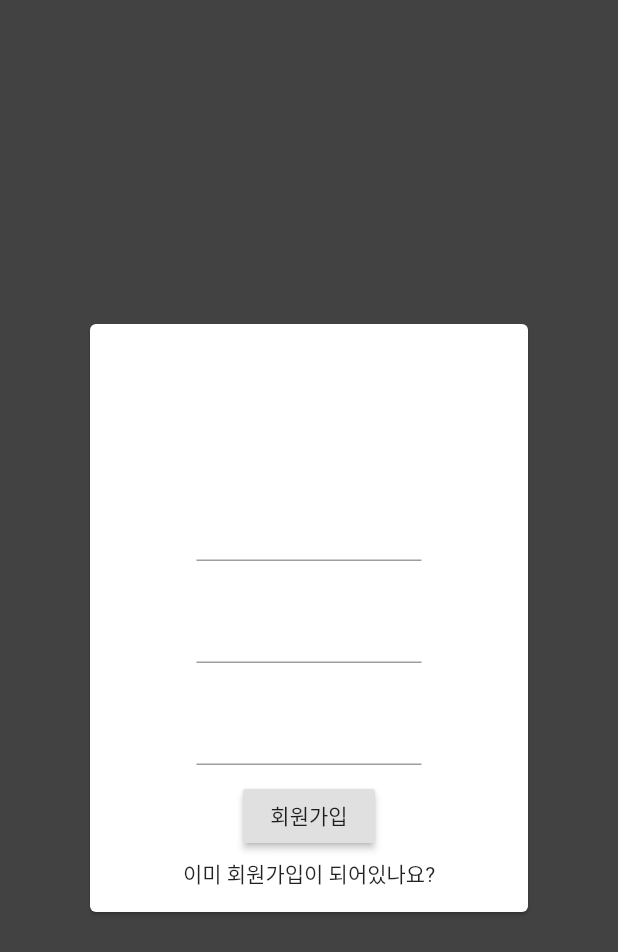
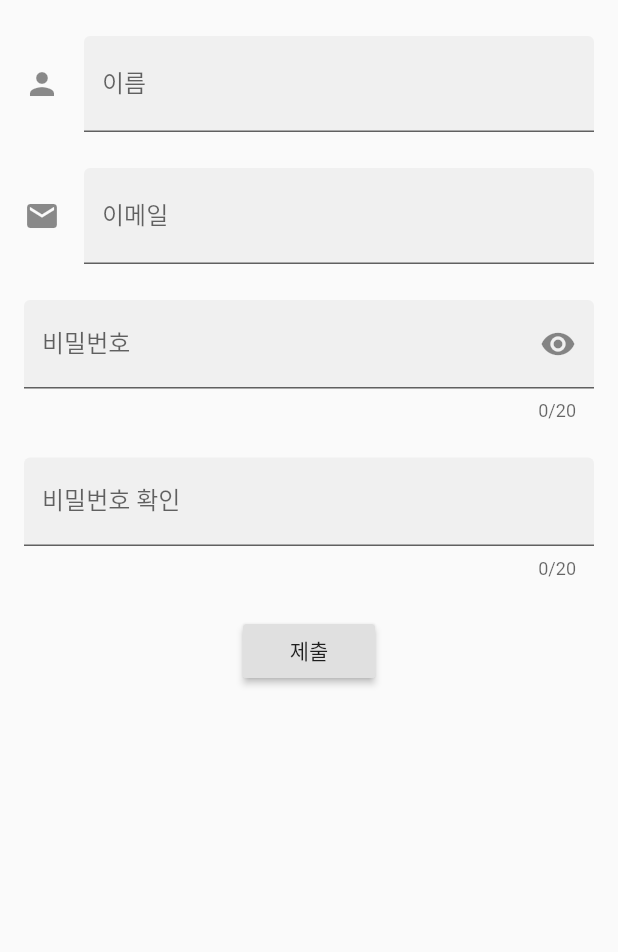
Before and after one commit to shinkeonkim/alcolpedia-app, a Flutter app: the RegisterRequest screen opened by its route, on a phone screen of 412 x 824 dp. Shown: the top 952 px of the screen. Run offline on Flutter 3.47's test engine with Material 2 defaults, Android fonts, the phone set to English and light mode, and no system bars; our stand-ins replace shared_preferences; accounts and stored records are empty.

```diff
--- a/lib/registerScreen.dart
+++ b/lib/registerScreen.dart
@@ -1,135 +1,275 @@
+import 'package:flutter/gestures.dart';
 import 'package:flutter/material.dart';
 import 'dart:async';
 import 'dart:convert';
 import 'package:http/http.dart' as http;
+import 'package:shared_preferences/shared_preferences.dart';
+
+class MemberData {
+  String username = '';
+  String email = '';
+  String password1 = '';
+  String password2 = '';
+}
+
+class Member {
+  final String token;
+  final List email;
+  final List username;
+  final List password1;
+  final List password2;
 
 
-class MemberData {
-  String username = "";
-  String password = "";
-  String tocken = "";
+  Member ({this.token, this.email, this.username, this.password1, this.password2});
+
+  factory Member.fromJson(Map<String, dynamic> json) {
+    return Member(
+      token: json['token'] as String,
+      email: json['email'] as List,
+      username: json['username'] as List,
+      password1: json['password1'] as List,
+      password2: json['password2'] as List,
+
+    );
+  }
 }
 
+
 class RegisterRequest extends StatefulWidget {
+  const RegisterRequest({Key key}) : super(key: key);
+
   @override
+  _RegisterRequestState createState() => _RegisterRequestState();
+}
 
-  _RegisterRequestState createState() =>  _RegisterRequestState();
+
+class PasswordField extends StatefulWidget {
+  const PasswordField({
+    this.fieldKey,
+    this.hintText,
+    this.labelText,
+    this.helperText,
+    this.onSaved,
+    this.validator,
+    this.onFieldSubmitted,
+  });
+
+  final Key fieldKey;
+  final String hintText;
+  final String labelText;
+  final String helperText;
+  final FormFieldSetter<String> onSaved;
+  final FormFieldValidator<String> validator;
+  final ValueChanged<String> onFieldSubmitted;
+
+  @override
+  _PasswordFieldState createState() => _PasswordFieldState();
+}
+
+class _PasswordFieldState extends State<PasswordField> {
+  bool _obscureText = true;
+
+  @override
+  Widget build(BuildContext context) {
+    return TextFormField(
+      key: widget.fieldKey,
+      obscureText: _obscureText,
+      cursorColor: Theme.of(context).cursorColor,
+      maxLength: 20,
+      onSaved: widget.onSaved,
+      validator: widget.validator,
+      onFieldSubmitted: widget.onFieldSubmitted,
+      decoration: InputDecoration(
+        filled: true,
+        hintText: widget.hintText,
+        labelText: widget.labelText,
+        helperText: widget.helperText,
+        suffixIcon: GestureDetector(
+          dragStartBehavior: DragStartBehavior.down,
+          onTap: () {
+            setState(() {
+              _obscureText = !_obscureText;
+            });
+          },
+          child: Icon(
+            _obscureText ? Icons.visibility : Icons.visibility_off,
+            // semanticLabel: _obscureText
+            //     ? GalleryLocalizations.of(context)
+            //         .demoTextFieldShowPasswordLabel
+            //     : GalleryLocalizations.of(context)
+            //         .demoTextFieldHidePasswordLabel,
+          ),
+        ),
+      ),
+    );
+  }
 }
 
 class _RegisterRequestState extends State<RegisterRequest> {
-  TextEditingController _usernameTextFieldController;
-  TextEditingController _passwordTextFieldController;
-  TextEditingController _rePasswordTextFieldController;
-  MemberData user;
+  final GlobalKey<ScaffoldState> _scaffoldKey = GlobalKey<ScaffoldState>();
 
-  void initState() {
-    super.initState();
-    _usernameTextFieldController = TextEditingController();
-    _passwordTextFieldController = TextEditingController();
-    _rePasswordTextFieldController = TextEditingController();
+  MemberData person = MemberData();
+
+  void showInSnackBar(String value) {
+    _scaffoldKey.currentState.hideCurrentSnackBar();
+    _scaffoldKey.currentState.showSnackBar(SnackBar(
+      content: Text(value),
+    ));
   }
 
-  void dispose() {
-    _usernameTextFieldController.dispose();
-    _passwordTextFieldController.dispose();
-    _rePasswordTextFieldController.dispose();
-    super.dispose();
+  // Autovalidate _autoValidateMode = AutovalidateMode.disabled;
+
+  final GlobalKey<FormState> _formKey = GlobalKey<FormState>();
+  final GlobalKey<FormFieldState<String>> _passwordFieldKey =
+      GlobalKey<FormFieldState<String>>();
+
+  Member fetchMember(String responseBody) {
+    final parsed = json.decode(responseBody).cast<String, dynamic>();
+    return Member.fromJson(parsed);
   }
 
-  Future<String> registerRequest() async {
+
+  void _handleSubmitted() async {
+    final form = _formKey.currentState;
+    if (!form.validate()) {
+    //   _autoValidateMode =
+    //       AutovalidateMode.always; // Start validating on every change.
+      showInSnackBar(
+        "내용을 올바르게 작성해주세요.",
+      );
+      return;
+    }
+    form.save();
     http.Response response = await http.post(
-      Uri.encodeFull('http://server.server/api/token/'),
+      Uri.encodeFull('http://server.server/rest-auth/registration/'),
       headers: <String, String>{
       'Content-Type': 'application/json; charset=UTF-8',
-    },
-    body: jsonEncode(<String, String>{
-        "username": "singun119",
-        "password": "1234"
+      },
+      body: jsonEncode(<String, String>{
+          "email" : person.email,
+          "username": person.username,
+          "password1": person.password1,
+          "password2": person.password2,
         }
       ),
     );
+
     print(response.body);
-    // List data = jsonDecode(response.body);
-    return response.body;
+
+    Member ret = fetchMember(response.body);
+
+    print(ret.token);
+    print(ret.email);
+    print(ret.username);
+    print(ret.password1);
+    print(ret.password2);
+    return;
+  }
+
+  String _validateName(String value) {
+    if (value.isEmpty) {
+      return "유저명을 입력해주세요.";
+    }
+    return null;
+  }
+
+  String _validatePassword(String value) {
+    final passwordField = _passwordFieldKey.currentState;
+    if (passwordField.value == null || passwordField.value.isEmpty) {
+      return "비밀번호를 입력해주세요.";
+    }
+    if (passwordField.value != value) {
+      return "비밀번호가 서로 다릅니다.";
+    }
+    return null;
   }
 
   @override
   Widget build(BuildContext context) {
+    final cursorColor = Theme.of(context).cursorColor;
+    const sizedBoxSpace = SizedBox(height: 24);
+
     return Scaffold(
-      resizeToAvoidBottomInset : false,
-      backgroundColor: Colors.grey[800],
-      body: Center(
-        child: SafeArea(
-          child: SizedBox(
-            width: 300,
-            height: 400,
-            child: Card(
-              color: Colors.white,
-              child: Column(
-                children: [
-                  SizedBox(
-                    height: 100,
+      key: _scaffoldKey,
+      body: Form(
+        key: _formKey,
+        // autovalidate: _autoValidateMode,
+        child: Scrollbar(
+          child: SingleChildScrollView(
+            dragStartBehavior: DragStartBehavior.down,
+            padding: const EdgeInsets.symmetric(horizontal: 16),
+            child: Column(
+              crossAxisAlignment: CrossAxisAlignment.stretch,
+              children: [
+                sizedBoxSpace,
+                TextFormField(
+                  textCapitalization: TextCapitalization.words,
+                  cursorColor: cursorColor,
+                  decoration: InputDecoration(
+                    filled: true,
+                    icon: const Icon(Icons.person),
+                    hintText: "이름",
+                    labelText: "이름",
                   ),
-                  Padding(
-                    padding: EdgeInsets.only(
-                      top: 10,
-                      bottom: 10,
-                    ),
-                    child: SizedBox(
-                      width: 150,
-                      child: TextField(
-                        controller: _usernameTextFieldController,
-                      ),
-                    ),
+                  onSaved: (value) {
+                    person.username = value;
+                  },
+                  validator: _validateName,
+                ),
+                sizedBoxSpace,
+                TextFormField(
+                  cursorColor: cursorColor,
+                  decoration: InputDecoration(
+                    filled: true,
+                    icon: const Icon(Icons.email),
+                    hintText: "이메일 주소",
+                    labelText:"이메일",
                   ),
-                  Padding(
-                    padding: EdgeInsets.only(
-                      top: 10,
-                      bottom: 10,
-                    ),
-                    child: SizedBox(
-                      width: 150,
-                      child: TextField(
-                        obscureText: true,
-                        controller: _passwordTextFieldController,
-                      ),
-                    ),
-                  ),Padding(
-                    padding: EdgeInsets.only(
-                      top: 10,
-                      bottom: 10,
-                    ),
-                    child: SizedBox(
-                      width: 150,
-                      child: TextField(
-                        obscureText: true,
-                        controller: _rePasswordTextFieldController,
-                      ),
-                    ),
+                  keyboardType: TextInputType.emailAddress,
+                  onSaved: (value) {
+                    person.email = value;
+                  },
+                ),
+                sizedBoxSpace,
+                PasswordField(
+                  fieldKey: _passwordFieldKey,
+                  helperText: "",
+                  labelText: "비밀번호",
+                  onFieldSubmitted: (value) {
+                    setState(() {
+                      person.password1 = value;
+                    });
+                  },
+                ),
+                sizedBoxSpace,
+                TextFormField(
+                  cursorColor: cursorColor,
+                  decoration: InputDecoration(
+                    filled: true,
+                    labelText: "비밀번호 확인",
                   ),
-                  RaisedButton(
-                    child: Text('회원가입'),
-                    onPressed: registerRequest,
+                  maxLength: 20,
+                  obscureText: true,
+                  validator: _validatePassword,
+                  onFieldSubmitted: (value) {
+                    setState(() {
+                      person.password2 = value;
+                    });
+                  },
+                ),
+                sizedBoxSpace,
+                Center(
+                  child: RaisedButton(
+                    child: Text("제출"),
+                    onPressed: _handleSubmitted,
                   ),
-                  Padding(
-                    padding: const EdgeInsets.all(4),
-                    child: GestureDetector(
-                      onTap: (){
-                        Navigator.pop(context);
-                      },
-                      child: Text(
-                        "이미 회원가입이 되어있나요?",
-                        textAlign: TextAlign.center,
-                      ),
-                    ),
-                  )
-                ],
-              )
+                ),
+                sizedBoxSpace,
+              ],
             ),
-          )
+          ),
         ),
       ),
     );
   }
-
 }
```
